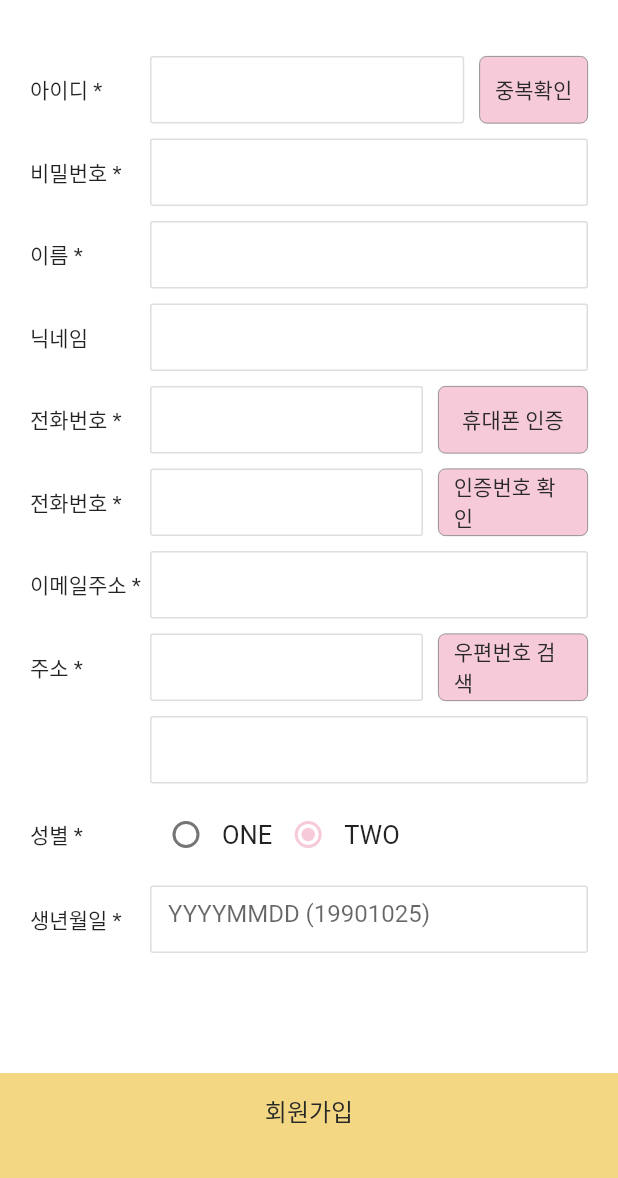
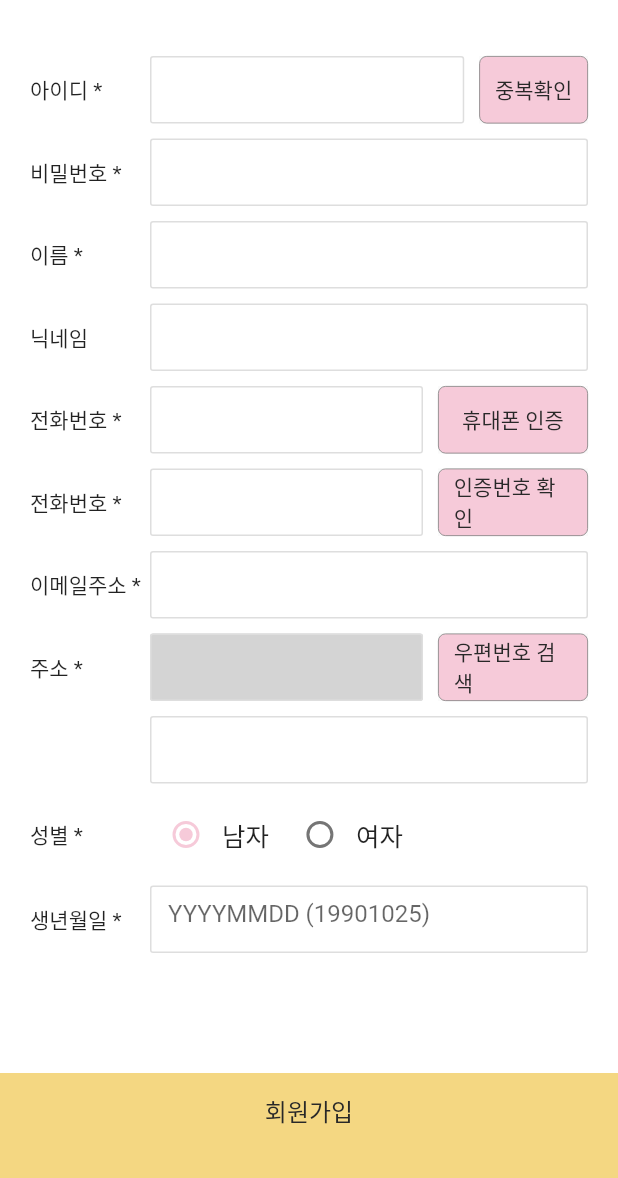
Before and after one commit to ehowlsla/knotted, a Flutter app: the JoinPage screen opened directly, on a phone screen of 412 x 824 dp, the part 58-1236 px from its top. Run offline on Flutter 3.47's test engine with Material 2 defaults, Android fonts, the phone set to English and light mode, and no system bars; our stand-ins replace carousel_slider, device_info, fluttertoast, get, shared_preferences; accounts and stored records are empty; network calls fail.

Commit message:
textfield disable option added

```diff
--- a/lib/page/join_page.dart
+++ b/lib/page/join_page.dart
@@ -21,6 +21,7 @@ class JoinPageState extends State<JoinPage> {
   final address1Controller = TextEditingController();
   final address2Controller = TextEditingController();
   final birthController = TextEditingController();
+  int genderValue = 1;
 
 
   @override
@@ -62,6 +63,7 @@ class JoinPageState extends State<JoinPage> {
                               idController,
                               '',
                               false,
+                                false,
                               TextInputType.text
                             ),
                           ),
@@ -87,6 +89,7 @@ class JoinPageState extends State<JoinPage> {
                                 passwordController,
                                 '',
                                 true,
+                                false,
                                 TextInputType.text
                             ),
                           ),
@@ -103,6 +106,7 @@ class JoinPageState extends State<JoinPage> {
                             child: RoundTextField(
                                 nameController,
                                 '',
+                                false,
                                 false,
                                 TextInputType.text
                             ),
@@ -121,6 +125,7 @@ class JoinPageState extends State<JoinPage> {
                                 nicknameController,
                                 '',
                                 false,
+                                false,
                                 TextInputType.text
                             ),
                           ),
@@ -137,6 +142,7 @@ class JoinPageState extends State<JoinPage> {
                             child: RoundTextField(
                                 phoneController,
                                 '',
+                                false,
                                 false,
                                 TextInputType.text
                             ),
@@ -163,6 +169,7 @@ class JoinPageState extends State<JoinPage> {
                                 phoneCodeController,
                                 '',
                                 false,
+                                false,
                                 TextInputType.text
                             ),
                           ),
@@ -188,6 +195,7 @@ class JoinPageState extends State<JoinPage> {
                                 emailController,
                                 '',
                                 false,
+                                false,
                                 TextInputType.emailAddress
                             ),
                           ),
@@ -205,6 +213,7 @@ class JoinPageState extends State<JoinPage> {
                                 address1Controller,
                                 '',
                                 false,
+                                true,
                                 TextInputType.text
                             ),
                           ),
@@ -229,6 +238,7 @@ class JoinPageState extends State<JoinPage> {
                                 address2Controller,
                                 '',
                                 false,
+                                false,
                                 TextInputType.text
                             ),
                           ),
@@ -243,32 +253,31 @@ class JoinPageState extends State<JoinPage> {
                           ),
                           Radio(
                             value: 1,
-                            groupValue: 2,
+                            groupValue: genderValue,
                             activeColor: NColors.powderPink2,
                             onChanged: (val) {
                               setState(() {
-                                // radioButtonItem = 'ONE';
-                                // id = 1;
+                                genderValue = 1;
                               });
                             },
                           ),
                           Text(
-                            'ONE',
+                            '남자',
                             style: new TextStyle(fontSize: 17.0)
                           ),
+                          SizedBox(width: 10),
                           Radio(
                             value: 2,
-                            groupValue: 2,
+                            groupValue: genderValue,
                             activeColor: NColors.powderPink2,
                             onChanged: (val) {
                               setState(() {
-                                // radioButtonItem = 'ONE';
-                                // id = 1;
+                                genderValue = 2;
                               });
                             },
                           ),
                           Text(
-                              'TWO',
+                              '여자',
                               style: new TextStyle(fontSize: 17.0)
                           ),
                         ],
@@ -284,6 +293,7 @@ class JoinPageState extends State<JoinPage> {
                             child: RoundTextField(
                                 birthController,
                                 'YYYYMMDD (19901025)',
+                                false,
                                 false,
                                 TextInputType.number
                             ),
--- a/lib/theme/round_text_field.dart
+++ b/lib/theme/round_text_field.dart
@@ -7,10 +7,10 @@ class RoundTextField extends StatelessWidget {
   TextEditingController? controller;
   String? hintText = '';
   bool obscureText = false;
+  bool disabled = false;
   TextInputType? keyboardType = TextInputType.text;
 
-
-  RoundTextField(this.controller, this.hintText, this.obscureText, this.keyboardType);
+  RoundTextField(this.controller, this.hintText, this.obscureText, this.disabled, this.keyboardType);
 
   @override
   Widget build(BuildContext context) {
@@ -18,11 +18,15 @@ class RoundTextField extends StatelessWidget {
     return Container(
       height: 45.0,
       child: TextField(
+        enabled: !disabled,
+
         controller: controller,
         keyboardType: keyboardType,
         obscureText: obscureText,
         decoration: InputDecoration(
           hintText: hintText,
+          filled: disabled,
+          fillColor: NColors.disableGrey,
           focusedBorder: OutlineInputBorder(
             borderRadius: BorderRadius.all(Radius.circular(2.0)),
             borderSide: BorderSide(width: 1, color: Colors.grey),
@@ -30,6 +34,11 @@ class RoundTextField extends StatelessWidget {
           enabledBorder: OutlineInputBorder(
             borderRadius: BorderRadius.all(Radius.circular(2.0)),
             borderSide: BorderSide(width: 1, color: NColors.borderGrey),
+          ),
+          disabledBorder: OutlineInputBorder(
+            borderRadius: BorderRadius.all(Radius.circular(2.0)),
+            borderSide: BorderSide(width: 1, color: NColors.borderGrey),
+
           ),
           border: OutlineInputBorder(
             borderRadius: BorderRadius.all(Radius.circular(2.0)),
```
